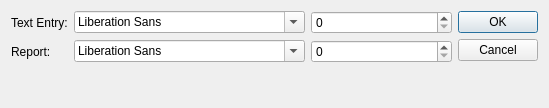
Before: the Qt Designer form prefs.ui in robinrowe/timekeeper, drawn with Qt 5.
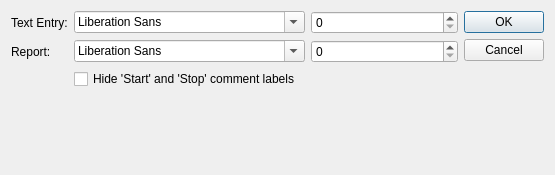
After: the same form once the commit is applied.

Commit message: add preference to show/hide the start and stop labels on the report

What changed in the file:
```diff
--- a/prefs.ui
+++ b/prefs.ui
@@ -6,8 +6,8 @@
    <rect>
     <x>0</x>
     <y>0</y>
-    <width>549</width>
-    <height>108</height>
+    <width>555</width>
+    <height>175</height>
    </rect>
   </property>
   <property name="windowTitle">
@@ -50,6 +50,13 @@
        </item>
       </layout>
      </item>
+     <item row="3" column="1">
+      <widget class="QCheckBox" name="_hideStartStop">
+       <property name="text">
+        <string>Hide 'Start' and 'Stop' comment labels</string>
+       </property>
+      </widget>
+     </item>
     </layout>
    </item>
    <item row="0" column="1">
```
The commit also changes 3 other files.
